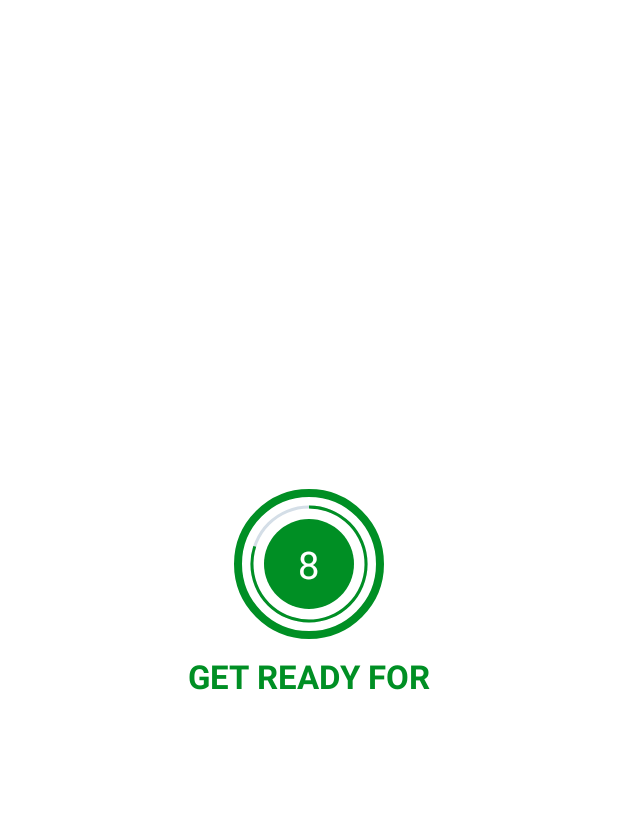
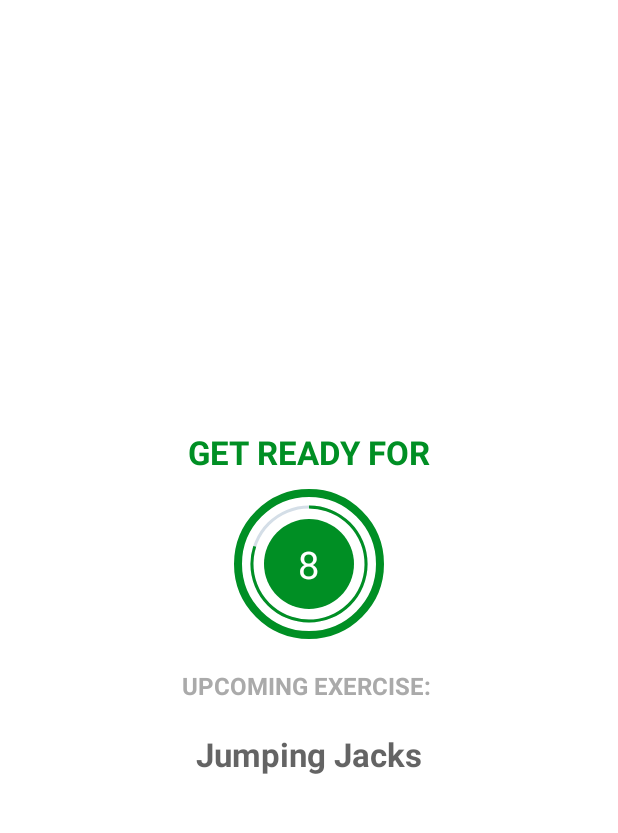
Before and after one commit to sinhabiswajit/7MinuteWorkout, an Android app: the ExerciseActivity screen opened directly, with no data from a screen before it, on a phone screen of 412 x 824 dp, the part 62-895 px from its top. Run offline under Robolectric (Android 15) with nearby library versions, the phone set to English and light mode, and no system bars.

Commit message:
Implement text to speech

```diff
--- /dev/null
+++ b/app/src/main/java/com/biswa/a7minuteworkout/Constants.kt
@@ -0,0 +1,118 @@
+package com.biswa.a7minuteworkout
+
+object Constants {
+
+    fun defaultExerciseList(): ArrayList<ExerciseModel>{
+        val exerciseList = ArrayList<ExerciseModel>()
+        // 1
+        val jumpingJacks = ExerciseModel(
+            1,
+            "Jumping Jacks",
+            R.drawable.ic_jumping_jacks,
+            false,
+            false
+        )
+        exerciseList.add(jumpingJacks)
+        // 2
+        val wallSit = ExerciseModel(
+            2,
+            "Wall Sit",
+            R.drawable.ic_wall_sit,
+            false,
+            false
+        )
+        exerciseList.add(wallSit)
+        // 3
+        val pushUp = ExerciseModel(
+            3,
+            "Push Up",
+            R.drawable.ic_push_up,
+            false,
+            false
+        )
+        exerciseList.add(pushUp)
+        // 4
+        val abdominalCrunch = ExerciseModel(
+            4,
+            "Abdominal Crunch",
+            R.drawable.ic_abdominal_crunch,
+            false,
+            false
+        )
+        exerciseList.add(abdominalCrunch)
+        // 5
+        val highKneesRunningInPlace = ExerciseModel(
+            5,
+            "High Knees Running in Place",
+            R.drawable.ic_high_knees_running_in_place,
+            false,
+            false
+        )
+        exerciseList.add(highKneesRunningInPlace)
+        // 6
+        val lunge = ExerciseModel(
+            6,
+            "Lunges",
+            R.drawable.ic_lunge,
+            false,
+            false
+        )
+        exerciseList.add(lunge)
+        // 7
+        val plank = ExerciseModel(
+            7,
+            "Plank",
+            R.drawable.ic_plank,
+            false,
+            false
+        )
+        exerciseList.add(plank)
+        // 8
+        val pushUpAndRotation = ExerciseModel(
+            8,
+            "Push Up and Rotation",
+            R.drawable.ic_push_up_and_rotation,
+            false,
+            false
+        )
+        exerciseList.add(pushUpAndRotation)
+        // 9
+        val sidePlank = ExerciseModel(
+            9,
+            "Side Plank",
+            R.drawable.ic_side_plank,
+            false,
+            false
+        )
+        exerciseList.add(sidePlank)
+        // 10
+        val squat = ExerciseModel(
+            10,
+            "Squat",
+            R.drawable.ic_squat,
+            false,
+            false
+        )
+        exerciseList.add(squat)
+        // 11
+        val stepUpOntoChair = ExerciseModel(
+            11,
+            "Step Up onto Chair",
+            R.drawable.ic_step_up_onto_chair,
+            false,
+            false
+        )
+        exerciseList.add(stepUpOntoChair)
+        // 12
+        val tricepDipsOnChair = ExerciseModel(
+            12,
+            "Tricep Dips on Chair",
+            R.drawable.ic_triceps_dip_on_chair,
+            false,
+            false
+        )
+        exerciseList.add(tricepDipsOnChair)
+
+        return exerciseList
+    }
+}
--- a/app/src/main/java/com/biswa/a7minuteworkout/ExerciseActivity.kt
+++ b/app/src/main/java/com/biswa/a7minuteworkout/ExerciseActivity.kt
@@ -3,11 +3,15 @@
 import androidx.appcompat.app.AppCompatActivity
 import android.os.Bundle
 import android.os.CountDownTimer
+import android.speech.tts.TextToSpeech
+import android.util.Log
 import android.view.View
 import android.widget.Toast
 import com.biswa.a7minuteworkout.databinding.ActivityExerciseBinding
+import java.util.*
+import kotlin.collections.ArrayList
 
-class ExerciseActivity : AppCompatActivity() {
+class ExerciseActivity : AppCompatActivity(), TextToSpeech.OnInitListener {
 
     private var binding : ActivityExerciseBinding? = null
 
@@ -16,6 +20,11 @@
 
     private var exerciseTimer: CountDownTimer? = null
     private var exerciseProgress = 0
+
+    private var exerciseList : ArrayList<ExerciseModel>? = null
+    private var currentExercisePosition = -1
+    // Declaring a global text to speech object
+    private var tts : TextToSpeech? = null
 
     override fun onCreate(savedInstanceState: Bundle?) {
         super.onCreate(savedInstanceState)
@@ -27,6 +36,9 @@
         if (supportActionBar != null){
             supportActionBar?.setDisplayHomeAsUpEnabled(true)
         }
+        exerciseList = Constants.defaultExerciseList()
+
+        tts = TextToSpeech(this, this)
 
         binding?.toolbarExercise?.setNavigationOnClickListener {
             onBackPressed()
@@ -37,22 +49,41 @@
     }
 
     private fun setupRestView(){
+        binding?.flRestView?.visibility = View.VISIBLE
+        binding?.tvTitle?.visibility = View.VISIBLE
+        binding?.tvUpcomingExerciseLabel?.visibility = View.VISIBLE
+        binding?.tvUpcomingExerciseName?.visibility = View.VISIBLE
+
+        binding?.flExerciseView?.visibility = View.INVISIBLE
+        binding?.tvExerciseName?.visibility = View.INVISIBLE
+        binding?.ivImage?.visibility = View.INVISIBLE
+
         if (restTimer != null){
             restTimer?.cancel()
             restProgress = 0
         }
+        speakOut("Rest for 10 seconds")
+        binding?.tvUpcomingExerciseName?.text = exerciseList!![currentExercisePosition+1].getName()
+
         setRestProgressBar()
     }
 
     private fun setupExerciseView(){
-        binding?.flProgressbar?.visibility = View.INVISIBLE
-        binding?.tvTitle?.text = "Exercise Name"
-        binding?.flExerciseview?.visibility = View.VISIBLE
+        binding?.flRestView?.visibility = View.INVISIBLE
+        binding?.tvTitle?.visibility = View.INVISIBLE
+        binding?.tvUpcomingExerciseLabel?.visibility = View.INVISIBLE
+        binding?.tvUpcomingExerciseName?.visibility = View.INVISIBLE
+        binding?.flExerciseView?.visibility = View.VISIBLE
+        binding?.tvExerciseName?.visibility = View.VISIBLE
+        binding?.ivImage?.visibility = View.VISIBLE
         // Reset the 30 sec timer
         if(exerciseTimer != null){
             exerciseTimer?.cancel()
             exerciseProgress = 0
         }
+        speakOut(exerciseList!![currentExercisePosition].getName())
+        binding?.ivImage?.setImageResource(exerciseList!![currentExercisePosition].getImage())
+        binding?.tvExerciseName?.text = exerciseList!![currentExercisePosition].getName()
         setExerciseProgressBar()
     }
 
@@ -64,12 +95,14 @@
                 restProgress++
                 binding?.progressbar?.progress = 10 - restProgress
                 binding?.tvTimer?.text = (10 - restProgress).toString()
+
             }
 
             override fun onFinish() {
 //                Toast.makeText(this@ExerciseActivity,
 //                "Start Exercise",
 //                Toast.LENGTH_LONG).show()
+                currentExercisePosition++
                 setupExerciseView()
             }
 
@@ -88,9 +121,16 @@
             }
 
             override fun onFinish() {
-                Toast.makeText(this@ExerciseActivity,
-                    "30 seconds are over, lets go the rest view",
+//                Toast.makeText(this@ExerciseActivity,
+//                    "30 seconds are over, lets go the rest view",
+//                    Toast.LENGTH_LONG).show()
+                if (currentExercisePosition < exerciseList?.size!! - 1){
+                    setupRestView()
+                }else{
+                    Toast.makeText(this@ExerciseActivity,
+                   "Congratulations, You have completed the 7-minute workout.",
                     Toast.LENGTH_LONG).show()
+                }
             }
 
         }.start()
@@ -107,6 +147,27 @@
             exerciseTimer?.cancel()
             exerciseProgress = 0
         }
+
+        if (tts != null){
+            tts?.stop()
+            tts?.shutdown()
+        }
         binding = null
     }
+
+    override fun onInit(status: Int) {
+        if (status == TextToSpeech.SUCCESS){
+            val result = tts!!.setLanguage(Locale.US)
+
+            if (result == TextToSpeech.LANG_MISSING_DATA || result == TextToSpeech.LANG_NOT_SUPPORTED){
+                Log.e("TTS", "The language specified is not supported.")
+            }else{
+                Log.e("TTS", "Initialization Failed.")
+            }
+        }
+    }
+
+    private fun speakOut(text : String){
+        tts!!.speak(text, TextToSpeech.QUEUE_FLUSH, null, "")
+    }
 }
--- /dev/null
+++ b/app/src/main/java/com/biswa/a7minuteworkout/ExerciseModel.kt
@@ -0,0 +1,40 @@
+package com.biswa.a7minuteworkout
+
+class ExerciseModel(
+    private var id: Int,
+    private var name: String,
+    private var image: Int,
+    private var isCompleted: Boolean,
+    private var isSelected: Boolean
+){
+    fun getId() : Int{
+        return id
+    }
+    fun setId(id: Int){
+        this.id = id
+    }
+    fun getName(): String{
+        return name
+    }
+    fun setName(name: String){
+        this.name = name
+    }
+    fun getImage(): Int{
+        return image
+    }
+    fun setImage(image: Int){
+        this.image = image
+    }
+    fun getIsCompleted(): Boolean{
+        return isCompleted
+    }
+    fun setIsCompleted(isCompleted: Boolean){
+        this.isCompleted = isCompleted
+    }
+    fun getIsSelected(): Boolean{
+        return isSelected
+    }
+    fun setIsSelected(isSelected: Boolean){
+        this.isSelected = isSelected
+    }
+}
--- a/app/src/main/res/layout/activity_exercise.xml
+++ b/app/src/main/res/layout/activity_exercise.xml
@@ -20,17 +20,17 @@
         android:id="@+id/tv_title"
         android:layout_width="wrap_content"
         android:layout_height="wrap_content"
+        android:layout_marginBottom="10dp"
         android:text="GET READY FOR"
-        android:layout_marginTop="10dp"
         android:textSize="22sp"
         android:textColor="@color/color_accent"
         android:textStyle="bold"
-        app:layout_constraintTop_toBottomOf="@id/fl_progressbar"
+        app:layout_constraintBottom_toTopOf="@id/fl_rest_view"
         app:layout_constraintEnd_toEndOf="parent"
         app:layout_constraintStart_toStartOf="parent"/>
 
     <FrameLayout
-        android:id="@+id/fl_progressbar"
+        android:id="@+id/fl_rest_view"
         android:layout_width="100dp"
         android:layout_height="100dp"
         android:layout_marginTop="10dp"
@@ -71,8 +71,59 @@
 
     </FrameLayout>
 
+    <TextView
+        android:id="@+id/tv_upcoming_exercise_label"
+        android:layout_width="wrap_content"
+        android:layout_height="wrap_content"
+        android:layout_marginTop="20dp"
+        android:text="UPCOMING EXERCISE: "
+        android:textColor="@android:color/darker_gray"
+        android:textSize="16sp"
+        android:textStyle="bold"
+        app:layout_constraintEnd_toEndOf="parent"
+        app:layout_constraintStart_toStartOf="parent"
+        app:layout_constraintTop_toBottomOf="@id/fl_rest_view"
+        tools:visibility="visible"/>
+
+    <TextView
+        android:id="@+id/tv_upcoming_exercise_name"
+        android:layout_width="wrap_content"
+        android:layout_height="wrap_content"
+        android:layout_marginTop="20dp"
+        android:textColor="@color/color_primary"
+        android:textSize="22sp"
+        android:textStyle="bold"
+        android:visibility="gone"
+        app:layout_constraintEnd_toEndOf="parent"
+        app:layout_constraintStart_toStartOf="parent"
+        app:layout_constraintTop_toBottomOf="@id/tv_upcoming_exercise_label"
+        tools:visibility="visible"/>
+
+
+    <ImageView
+        android:id="@+id/iv_image"
+        android:layout_width="match_parent"
+        android:layout_height="0dp"
+        android:scaleType="fitXY"
+        android:src="@drawable/ic_jumping_jacks"
+        android:visibility="invisible"
+        app:layout_constraintBottom_toTopOf="@id/tv_exercise_name"
+        app:layout_constraintTop_toBottomOf="@id/toolbar_exercise"/>
+
+    <TextView
+        android:id="@+id/tv_exercise_name"
+        android:layout_width="wrap_content"
+        android:layout_height="wrap_content"
+        android:text="Exercise Name"
+        android:textColor="@color/color_accent"
+        android:textSize="22sp"
+        android:textStyle="bold"
+        app:layout_constraintEnd_toEndOf="parent"
+        app:layout_constraintStart_toStartOf="parent"
+        app:layout_constraintTop_toBottomOf="@id/iv_image"
+        tools:visibility="visible"/>
     <FrameLayout
-        android:id="@+id/fl_exerciseview"
+        android:id="@+id/fl_exercise_view"
         android:layout_width="100dp"
         android:layout_height="100dp"
         android:layout_marginTop="10dp"
@@ -82,7 +133,7 @@
         app:layout_constraintBottom_toBottomOf="parent"
         app:layout_constraintEnd_toEndOf="parent"
         app:layout_constraintStart_toStartOf="parent"
-        app:layout_constraintTop_toTopOf="@id/toolbar_exercise">
+        app:layout_constraintTop_toBottomOf="@id/tv_exercise_name">
         <ProgressBar
             android:id="@+id/progress_bar_exercise"
             android:layout_width="100dp"
```
Also changed, not shown: app/src/main/AndroidManifest.xml (+6 -1 lines).
